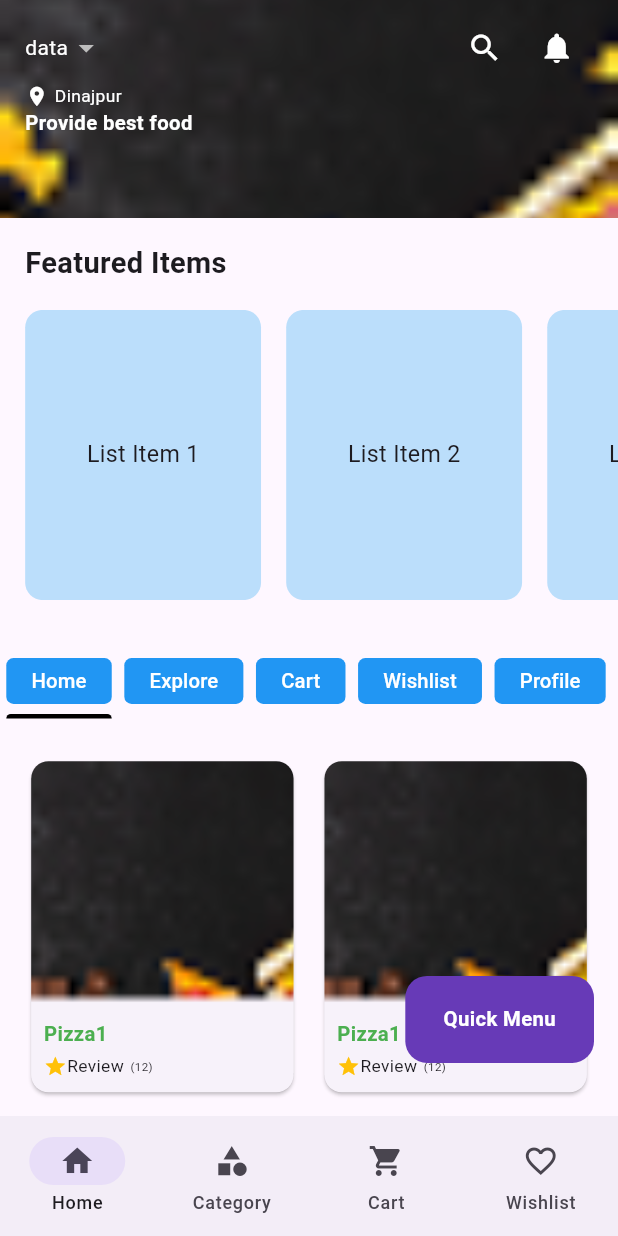
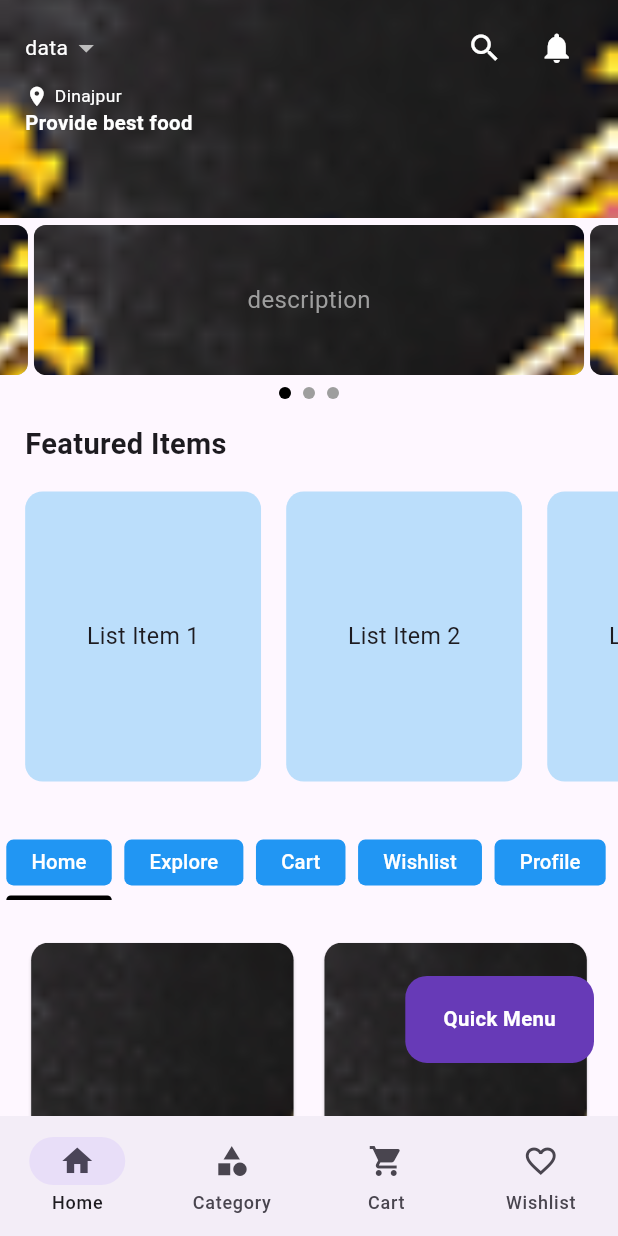
Before and after one commit to rimuakter057/RaHriSha-Food, a Flutter app: the screen it shows after launch, on a phone screen of 412 x 824 dp. Run offline on Flutter 3.47's test engine with Material 3 defaults, Android fonts, the phone set to English and light mode, and no system bars; drawn by our look-alikes of carousel_slider; our stand-ins replace flutter_screenutil, get, supabase_flutter; accounts and stored records are empty.

Commit message:
add slider

```diff
--- a/lib/features/home/screens/home_screen.dart
+++ b/lib/features/home/screens/home_screen.dart
@@ -3,6 +3,7 @@ import 'package:flutter_screenutil/flutter_screenutil.dart';
 import 'package:rahrisha_food/app/app_colors.dart';
 import 'package:rahrisha_food/app/app_text.dart';
 import 'package:rahrisha_food/app/assets_path.dart';
+import 'package:rahrisha_food/features/home/screens/widget/carousel_slider.dart';
 
 class HomeScreen extends StatefulWidget {
   const HomeScreen({super.key});
@@ -110,7 +111,8 @@ class _HomeScreenState extends State<HomeScreen>
                 ),
               ),
             ),
-
+            SizedBox(height: 5,),
+            HomeCarouselSlider(),
             // Scrollable Content Area
             Expanded(
               child: SingleChildScrollView(
--- /dev/null
+++ b/lib/features/home/screens/widget/carousel_slider.dart
@@ -0,0 +1,80 @@
+import 'package:carousel_slider/carousel_slider.dart';
+import 'package:flutter/material.dart';
+import 'package:rahrisha_food/app/assets_path.dart';
+import '../../../../app/app_colors.dart';
+
+class HomeCarouselSlider extends StatefulWidget {
+  const HomeCarouselSlider({super.key});
+
+  @override
+  State<HomeCarouselSlider> createState() => _HomeCarouselSliderState();
+}
+
+class _HomeCarouselSliderState extends State<HomeCarouselSlider> {
+  int _selectedSlider = 0;
+  final List<String> _carouselItems = [
+    AssetsPath.homeTopImage,
+    AssetsPath.homeTopImage, // Add more images as needed
+    AssetsPath.homeTopImage,
+  ];
+
+  @override
+  Widget build(BuildContext context) {
+    return Column(
+      children: [
+        CarouselSlider(
+          options: CarouselOptions(
+            autoPlay: true,
+            height: 100.0,
+            viewportFraction: 0.9,
+            onPageChanged: (index, reason) {
+              setState(() {
+                _selectedSlider = index;
+              });
+            },
+          ),
+          items: _carouselItems.map((imagePath) {
+            return Container(
+              width: MediaQuery.of(context).size.width,
+              margin: const EdgeInsets.symmetric(horizontal: 2),
+              decoration: BoxDecoration(
+                color: AppColors.grey,
+                borderRadius: BorderRadius.circular(8),
+                image: DecorationImage(
+                  image: AssetImage(imagePath),
+                  fit: BoxFit.cover,
+                ),
+              ),
+              child: const Center(
+                child: Text(
+                  "description",
+                  style: TextStyle(
+                    fontSize: 16.0,
+                    color: Colors.grey,
+                  ),
+                ),
+              ),
+            );
+          }).toList(),
+        ),
+        const SizedBox(height: 8),
+        Row(
+          mainAxisAlignment: MainAxisAlignment.center,
+          children: _carouselItems.asMap().entries.map((entry) {
+            return Container(
+              width: 8.0,
+              height: 8.0,
+              margin: const EdgeInsets.symmetric(horizontal: 4.0),
+              decoration: BoxDecoration(
+                shape: BoxShape.circle,
+                color: _selectedSlider == entry.key
+                    ? AppColors.black
+                    : Colors.grey,
+              ),
+            );
+          }).toList(),
+        ),
+      ],
+    );
+  }
+}
```
Also changed, not shown: lib/features/home/controllers/home_slider_controller.dart (added, +41 -0 lines).
